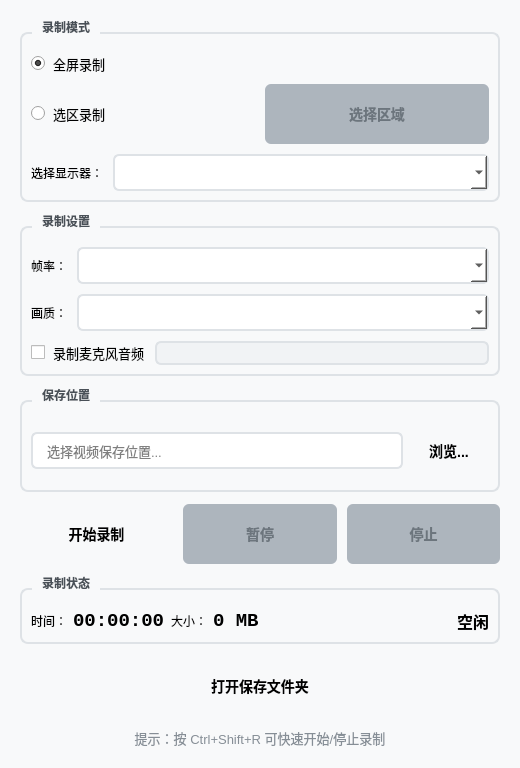
The window that src/MainWindow.ui (m1ld-bit/qt-screen-recorder) describes before a commit, drawn with Qt 5.
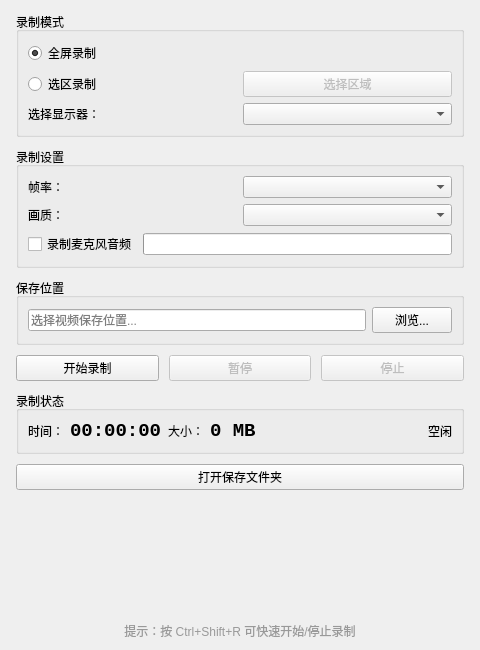
The same window after the commit.

Patch:
```diff
--- a/src/MainWindow.ui
+++ b/src/MainWindow.ui
@@ -6,95 +6,29 @@
    <rect>
     <x>0</x>
     <y>0</y>
-    <width>520</width>
-    <height>680</height>
+    <width>480</width>
+    <height>650</height>
    </rect>
   </property>
   <property name="windowTitle">
    <string>屏幕录制器</string>
   </property>
-  <property name="styleSheet">
-   <string notr="true">
-QMainWindow {
-    background-color: #f8f9fa;
-}
-QGroupBox {
-    font-weight: bold;
-    border: 2px solid #dee2e6;
-    border-radius: 8px;
-    margin-top: 12px;
-    padding-top: 10px;
-}
-QGroupBox::title {
-    subcontrol-origin: margin;
-    left: 12px;
-    padding: 0 8px;
-    color: #495057;
-}
-QPushButton {
-    padding: 10px 20px;
-    border: none;
-    border-radius: 6px;
-    font-size: 14px;
-    font-weight: 500;
-    min-height: 40px;
-}
-QPushButton:hover {
-    opacity: 0.9;
-}
-QPushButton:pressed {
-    opacity: 0.8;
-}
-QPushButton:disabled {
-    background-color: #adb5bd;
-    color: #6c757d;
-}
-QComboBox, QLineEdit {
-    padding: 8px 12px;
-    border: 2px solid #dee2e6;
-    border-radius: 6px;
-    background-color: white;
-    font-size: 13px;
-}
-QComboBox:hover, QLineEdit:hover {
-    border-color: #adb5bd;
-}
-QComboBox:focus, QLineEdit:focus {
-    border-color: #228be6;
-}
-QRadioButton, QCheckBox {
-    font-size: 13px;
-    spacing: 8px;
-}
-QProgressBar {
-    border: 2px solid #dee2e6;
-    border-radius: 6px;
-    text-align: center;
-    height: 20px;
-    background-color: #f1f3f5;
-}
-QProgressBar::chunk {
-    background-color: #40c057;
-    border-radius: 4px;
-}
-</string>
-  </property>
   <widget class="QWidget" name="centralWidget">
    <layout class="QVBoxLayout" name="mainLayout">
     <property name="spacing">
-     <number>12</number>
+     <number>10</number>
     </property>
     <property name="leftMargin">
-     <number>20</number>
+     <number>16</number>
     </property>
     <property name="topMargin">
-     <number>20</number>
+     <number>12</number>
     </property>
     <property name="rightMargin">
-     <number>20</number>
+     <number>16</number>
     </property>
     <property name="bottomMargin">
-     <number>20</number>
+     <number>10</number>
     </property>
     <item>
      <widget class="QGroupBox" name="recordModeGroup">
@@ -102,9 +36,6 @@
        <string>录制模式</string>
       </property>
       <layout class="QVBoxLayout" name="recordModeLayout">
-       <property name="spacing">
-        <number>10</number>
-       </property>
        <item>
         <widget class="QRadioButton" name="fullScreenRadio">
          <property name="text">
@@ -146,14 +77,7 @@
           </widget>
          </item>
          <item>
-          <widget class="QComboBox" name="screenCombo">
-           <property name="sizePolicy">
-            <sizepolicy hsizetype="Expanding" vsizetype="Fixed">
-             <horstretch>0</horstretch>
-             <verstretch>0</verstretch>
-            </sizepolicy>
-           </property>
-          </widget>
+          <widget class="QComboBox" name="screenCombo"/>
          </item>
         </layout>
        </item>
@@ -166,9 +90,6 @@
        <string>录制设置</string>
       </property>
       <layout class="QVBoxLayout" name="settingsLayout">
-       <property name="spacing">
-        <number>10</number>
-       </property>
        <item>
         <layout class="QHBoxLayout" name="fpsLayout">
          <item>
@@ -179,14 +100,7 @@
           </widget>
          </item>
          <item>
-          <widget class="QComboBox" name="fpsCombo">
-           <property name="sizePolicy">
-            <sizepolicy hsizetype="Expanding" vsizetype="Fixed">
-             <horstretch>0</horstretch>
-             <verstretch>0</verstretch>
-            </sizepolicy>
-           </property>
-          </widget>
+          <widget class="QComboBox" name="fpsCombo"/>
          </item>
         </layout>
        </item>
@@ -200,14 +114,7 @@
           </widget>
          </item>
          <item>
-          <widget class="QComboBox" name="qualityCombo">
-           <property name="sizePolicy">
-            <sizepolicy hsizetype="Expanding" vsizetype="Fixed">
-             <horstretch>0</horstretch>
-             <verstretch>0</verstretch>
-            </sizepolicy>
-           </property>
-          </widget>
+          <widget class="QComboBox" name="qualityCombo"/>
          </item>
         </layout>
        </item>
@@ -222,12 +129,6 @@
          </item>
          <item>
           <widget class="QProgressBar" name="audioProgress">
-           <property name="sizePolicy">
-            <sizepolicy hsizetype="Expanding" vsizetype="Fixed">
-             <horstretch>0</horstretch>
-             <verstretch>0</verstretch>
-            </sizepolicy>
-           </property>
            <property name="maximum">
             <number>100</number>
            </property>
@@ -269,17 +170,8 @@
     </item>
     <item>
      <layout class="QHBoxLayout" name="controlLayout">
-      <property name="spacing">
-       <number>10</number>
-      </property>
       <item>
        <widget class="QPushButton" name="startBtn">
-        <property name="sizePolicy">
-         <sizepolicy hsizetype="Expanding" vsizetype="Fixed">
-          <horstretch>1</horstretch>
-          <verstretch>0</verstretch>
-         </sizepolicy>
-        </property>
         <property name="text">
          <string>开始录制</string>
         </property>
@@ -287,12 +179,6 @@
       </item>
       <item>
        <widget class="QPushButton" name="pauseBtn">
-        <property name="sizePolicy">
-         <sizepolicy hsizetype="Expanding" vsizetype="Fixed">
-          <horstretch>1</horstretch>
-          <verstretch>0</verstretch>
-         </sizepolicy>
-        </property>
         <property name="text">
          <string>暂停</string>
         </property>
@@ -303,12 +189,6 @@
       </item>
       <item>
        <widget class="QPushButton" name="stopBtn">
-        <property name="sizePolicy">
-         <sizepolicy hsizetype="Expanding" vsizetype="Fixed">
-          <horstretch>1</horstretch>
-          <verstretch>0</verstretch>
-         </sizepolicy>
-        </property>
         <property name="text">
          <string>停止</string>
         </property>
@@ -384,13 +264,6 @@
        </item>
        <item>
         <widget class="QLabel" name="statusStateLabel">
-         <property name="font">
-          <font>
-           <pointsize>12</pointsize>
-           <weight>75</weight>
-           <bold>true</bold>
-          </font>
-         </property>
          <property name="text">
           <string>空闲</string>
          </property>
@@ -421,13 +294,8 @@
     </item>
     <item>
      <widget class="QLabel" name="shortcutLabel">
-      <property name="font">
-       <font>
-        <pointsize>10</pointsize>
-       </font>
-      </property>
       <property name="styleSheet">
-       <string notr="true">color: #868e96;</string>
+       <string notr="true">color: #999999;</string>
       </property>
       <property name="text">
        <string>提示：按 Ctrl+Shift+R 可快速开始/停止录制</string>
```
